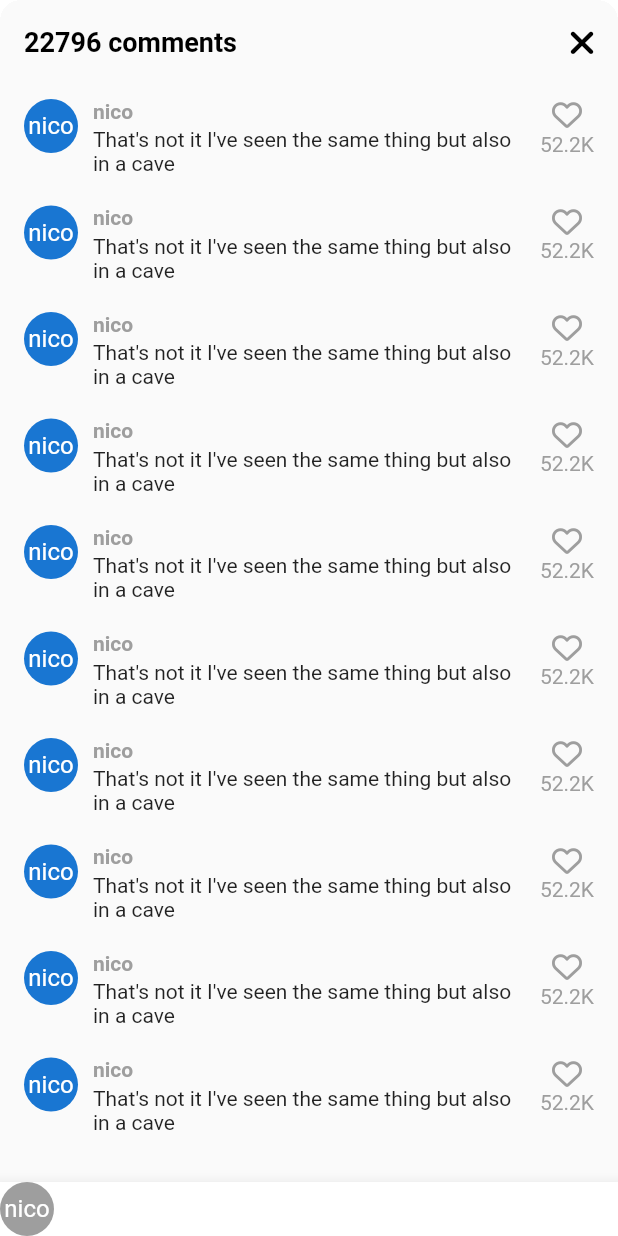
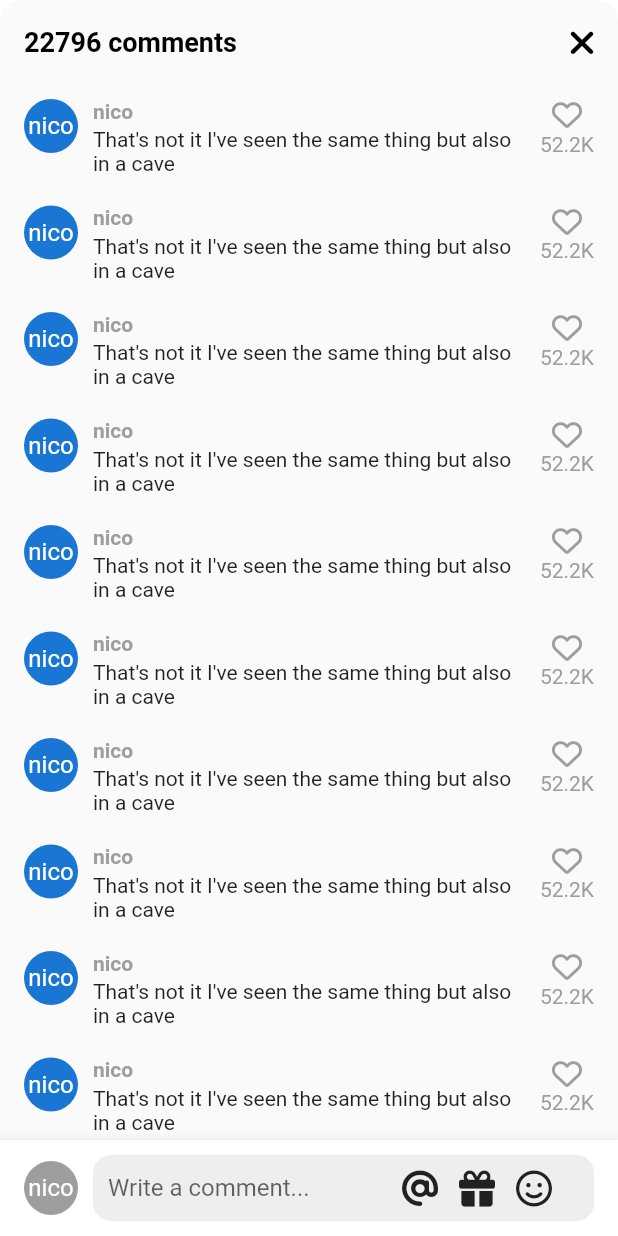
Before and after one commit to jeeweb/flutter-study, a Flutter app: the VideoComments screen opened directly, on a phone screen of 412 x 824 dp. Run offline on Flutter 3.47's test engine with Material 3 defaults, Android fonts, the phone set to English and light mode, and no system bars; our stand-ins replace faker, font_awesome_flutter, shared_preferences, video_player, visibility_detector; accounts and stored records are empty; network calls fail.

Commit message:
Feat: Add comment textField

```diff
--- a/tiktok_clone/lib/features/main_navigation/main_navigation_screen.dart
+++ b/tiktok_clone/lib/features/main_navigation/main_navigation_screen.dart
@@ -54,6 +54,7 @@ class _MainNavigationScreenState extends State<MainNavigationScreen> {
   @override
   Widget build(BuildContext context) {
     return Scaffold(
+      resizeToAvoidBottomInset: false,
       backgroundColor: _selectedIndex == 0 ? Colors.black : Colors.white,
       body: Stack(
         children: [
--- a/tiktok_clone/lib/features/videos/widgets/video_comments.dart
+++ b/tiktok_clone/lib/features/videos/widgets/video_comments.dart
@@ -11,13 +11,32 @@ class VideoComments extends StatefulWidget {
 }
 
 class _VideoCommentsState extends State<VideoComments> {
+  bool _isWriting = false;
+  final ScrollController _scrollController = ScrollController();
+
   void _onClosePressed() {
     Navigator.of(context).pop();
   }
 
+  void _stopWriting() {
+    FocusScope.of(context).unfocus();
+    setState(() {
+      _isWriting = false;
+    });
+  }
+
+  void _onStartWriting() {
+    setState(() {
+      _isWriting = true;
+    });
+  }
+
   @override
   Widget build(BuildContext context) {
+    final size = MediaQuery.of(context).size;
+
     return Container(
+      height: size.height * 0.75,
       clipBehavior: Clip.hardEdge,
       decoration: BoxDecoration(
         borderRadius: BorderRadius.circular(Sizes.size14),
@@ -37,10 +56,19 @@ class _VideoCommentsState extends State<VideoComments> {
             )
           ],
         ),
-        body: ListView.separated(
-          padding: EdgeInsets.symmetric(
-            vertical: Sizes.size10,
-            horizontal: Sizes.size16,
+        body: GestureDetector(
+          onTap: _stopWriting,
+          child: Stack(
+            children: [
+              Scrollbar(
+                controller: _scrollController,
+                child: ListView.separated(
+                  controller: _scrollController,
+                  padding: EdgeInsets.only(
+                    top: Sizes.size10,
+                    bottom: Sizes.size96 + Sizes.size20,
+                    left: Sizes.size16,
+                    right: Sizes.size16,
                   ),
                   separatorBuilder: (context, index) => Gaps.v20,
                   itemCount: 10,
@@ -90,8 +118,17 @@ class _VideoCommentsState extends State<VideoComments> {
                     ],
                   ),
                 ),
-        bottomNavigationBar: BottomAppBar(
+              ),
+              Positioned(
+                bottom: 0,
+                width: size.width,
+                child: BottomAppBar(
                   color: Colors.white,
+                  child: Padding(
+                    padding: const EdgeInsets.symmetric(
+                      horizontal: Sizes.size16,
+                      vertical: Sizes.size10,
+                    ),
                     child: Row(
                       children: [
                         CircleAvatar(
@@ -100,6 +137,74 @@ class _VideoCommentsState extends State<VideoComments> {
                           foregroundColor: Colors.white,
                           child: Text("nico"),
                         ),
+                        Gaps.h10,
+                        Expanded(
+                          child: SizedBox(
+                            height: Sizes.size44,
+                            child: TextField(
+                              onTap: _onStartWriting,
+                              expands: true,
+                              minLines: null,
+                              maxLines: null,
+                              textInputAction: TextInputAction.newline,
+                              cursorColor: Theme.of(context).primaryColor,
+                              decoration: InputDecoration(
+                                hintText: "Write a comment...",
+                                border: OutlineInputBorder(
+                                  borderRadius: BorderRadius.circular(
+                                    Sizes.size12,
+                                  ),
+                                  borderSide: BorderSide.none,
+                                ),
+                                filled: true,
+                                fillColor: Colors.grey.shade200,
+                                contentPadding: EdgeInsets.symmetric(
+                                  vertical: Sizes.size12,
+                                  horizontal: Sizes.size10,
+                                ),
+                                suffixIcon: Padding(
+                                  padding: EdgeInsets.only(
+                                    right: Sizes.size14,
+                                  ),
+                                  child: Row(
+                                    mainAxisSize: MainAxisSize.min,
+                                    children: [
+                                      FaIcon(
+                                        FontAwesomeIcons.at,
+                                        color: Colors.grey.shade900,
+                                      ),
+                                      Gaps.h14,
+                                      FaIcon(
+                                        FontAwesomeIcons.gift,
+                                        color: Colors.grey.shade900,
+                                      ),
+                                      Gaps.h14,
+                                      FaIcon(
+                                        FontAwesomeIcons.faceSmile,
+                                        color: Colors.grey.shade900,
+                                      ),
+                                      Gaps.h14,
+                                      if (_isWriting)
+                                        GestureDetector(
+                                          onTap: _stopWriting,
+                                          child: FaIcon(
+                                            FontAwesomeIcons.circleArrowUp,
+                                            color:
+                                                Theme.of(context).primaryColor,
+                                          ),
+                                        )
+                                    ],
+                                  ),
+                                ),
+                              ),
+                            ),
+                          ),
+                        ),
+                      ],
+                    ),
+                  ),
+                ),
+              ),
             ],
           ),
         ),
--- a/tiktok_clone/lib/features/videos/widgets/video_post.dart
+++ b/tiktok_clone/lib/features/videos/widgets/video_post.dart
@@ -99,6 +99,7 @@ class _VideoPostState extends State<VideoPost>
     }
     await showModalBottomSheet(
       context: context,
+      isScrollControlled: true,
       backgroundColor: Colors
           .transparent, // bottomSheet 기본 배경색을 투명으로 줌으로써 VideoComments Scaffold의 색상이 보이게 됨
       builder: (context) => VideoComments(),
```
Lines whose indentation alone changed are shown as unchanged.
